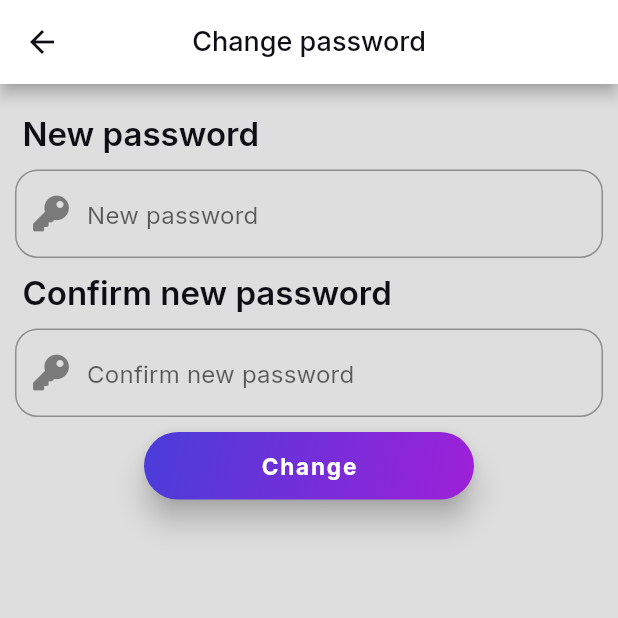
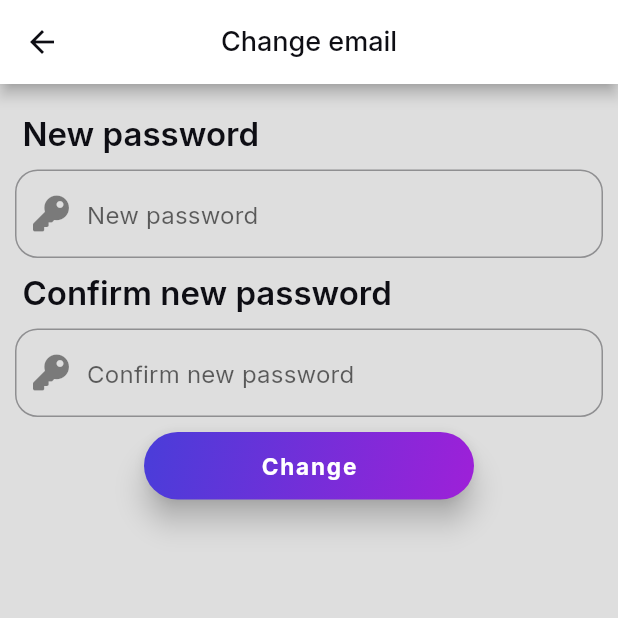
Before and after one commit to ziperjohn/analyzer, a Flutter app: the ChangePassword screen opened directly, on a phone screen of 412 x 824 dp, the top half of it. Run offline on Flutter 3.47's test engine with Material 2 defaults, Android fonts, the phone set to English and light mode, and no system bars; our stand-ins replace another_flushbar, cloud_firestore, firebase_auth, firebase_core, fl_chart, flutter_spinkit and 6 more; accounts and stored records are empty; generated files the repository leaves out were written again; network calls fail.

Commit message:
Added new translation

```diff
--- a/lib/auth/reauthentication_screen.dart
+++ b/lib/auth/reauthentication_screen.dart
@@ -1,3 +1,4 @@
+import 'package:flutter_gen/gen_l10n/app_localizations.dart';
 import 'package:analyzer_app/auth/reauthentication_provider.dart';
 import 'package:analyzer_app/services/auth_service.dart';
 import 'package:analyzer_app/widgets/custom_text_field.dart';
@@ -16,13 +17,14 @@ class ReauthenticationScreen extends StatelessWidget {
     final _reauthenticationProvider = Provider.of<ReauthenticationProvider>(context);
     final _emailController = TextEditingController();
     final _passwordController = TextEditingController();
+    final _locale = AppLocalizations.of(context);
 
     if (_reauthenticationProvider.isReauthenticated) {
       return changePassword ? const ChangePassword() : const ChangeEmail();
     } else {
       return Scaffold(
         appBar: AppBar(
-          title: const Text("Authenticate"),
+          title: Text(_locale!.authenticate),
           centerTitle: true,
         ),
         body: Padding(
@@ -30,19 +32,19 @@ class ReauthenticationScreen extends StatelessWidget {
           child: Column(
             crossAxisAlignment: CrossAxisAlignment.start,
             children: [
-              const TitleList(title: "Email"),
+              TitleList(title: _locale.email),
               CustomTextField(
                 controller: _emailController,
-                hintText: "Email",
+                hintText: _locale.email,
                 isPassword: false,
                 isEmail: true,
                 icon: FontAwesomeIcons.solidEnvelope,
                 autoFocus: false,
               ),
-              const TitleList(title: "Password"),
+              TitleList(title: _locale.password),
               CustomTextField(
                 controller: _passwordController,
-                hintText: "Password",
+                hintText: _locale.password,
                 isPassword: true,
                 isEmail: false,
                 icon: FontAwesomeIcons.key,
@@ -57,7 +59,7 @@ class ReauthenticationScreen extends StatelessWidget {
 
                     _reauthenticationProvider.setIsReauthenticated(isReauthenticated);
                   },
-                  text: "Authenticate",
+                  text: _locale.authenticate,
                   icon: FontAwesomeIcons.signInAlt,
                 ),
               ),
@@ -76,10 +78,11 @@ class ChangeEmail extends StatelessWidget {
   Widget build(BuildContext context) {
     final _emailController = TextEditingController();
     final _reauthenticationProvider = Provider.of<ReauthenticationProvider>(context);
+    final _locale = AppLocalizations.of(context);
 
     return Scaffold(
       appBar: AppBar(
-        title: const Text("Change email"),
+        title: Text(_locale!.change_email),
         centerTitle: true,
         leading: IconButton(
           icon: const Icon(Icons.arrow_back),
@@ -94,10 +97,10 @@ class ChangeEmail extends StatelessWidget {
         child: Column(
           crossAxisAlignment: CrossAxisAlignment.start,
           children: [
-            const TitleList(title: "New email"),
+            TitleList(title: _locale.new_email),
             CustomTextField(
               controller: _emailController,
-              hintText: "New email",
+              hintText: _locale.new_email,
               isPassword: false,
               isEmail: true,
               icon: FontAwesomeIcons.solidEnvelope,
@@ -111,7 +114,7 @@ class ChangeEmail extends StatelessWidget {
                   _reauthenticationProvider.setIsReauthenticated(false);
                   Navigator.pushNamedAndRemoveUntil(context, "/", (route) => false);
                 },
-                text: "Change",
+                text: _locale.change,
               ),
             ),
           ],
@@ -129,10 +132,11 @@ class ChangePassword extends StatelessWidget {
     final _reauthenticationProvider = Provider.of<ReauthenticationProvider>(context);
     final _passwordController = TextEditingController();
     final _confirmPasswordController = TextEditingController();
+    final _locale = AppLocalizations.of(context);
 
     return Scaffold(
       appBar: AppBar(
-        title: const Text("Change password"),
+        title: Text(_locale!.change_email),
         centerTitle: true,
         leading: IconButton(
           icon: const Icon(Icons.arrow_back),
@@ -147,19 +151,19 @@ class ChangePassword extends StatelessWidget {
         child: Column(
           crossAxisAlignment: CrossAxisAlignment.start,
           children: [
-            const TitleList(title: "New password"),
+            TitleList(title: _locale.new_password),
             CustomTextField(
               controller: _passwordController,
-              hintText: "New password",
+              hintText: _locale.new_password,
               isPassword: true,
               isEmail: false,
               icon: FontAwesomeIcons.key,
               autoFocus: false,
             ),
-            const TitleList(title: "Confirm new password"),
+            TitleList(title: _locale.confirm_new_password),
             CustomTextField(
               controller: _confirmPasswordController,
-              hintText: "Confirm new password",
+              hintText: _locale.confirm_new_password,
               isPassword: true,
               isEmail: false,
               icon: FontAwesomeIcons.key,
@@ -177,7 +181,7 @@ class ChangePassword extends StatelessWidget {
                     Navigator.pushNamedAndRemoveUntil(context, "/", (route) => false);
                   }
                 },
-                text: "Change",
+                text: _locale.change,
               ),
             ),
           ],
--- a/lib/localization/app_cs.arb
+++ b/lib/localization/app_cs.arb
@@ -27,7 +27,7 @@
     "name": "Jméno",
     "place": "Místo",
     "data": "Data",
-    "edit": "Editování",
+    "edit": "Editovat",
     "analyzer_ports_status": "Stav portu",
     "otdr_chart": "OTDR graf",
     "my_analyzers": "Moje analyzátory",
@@ -46,5 +46,6 @@
     "welcome_to": "Vítejte v ",
     "remove_analyzer_question": "Opravdu chcete odstranit tento analyzér?",
     "remove_analyzer": "Odstranit analyzér",
-    "create_analyzer": "Vytvořit analyzér"
+    "create_analyzer": "Vytvořit analyzér",
+    "error": "Chyba"
 }
--- a/lib/localization/app_en.arb
+++ b/lib/localization/app_en.arb
@@ -46,5 +46,6 @@
     "welcome_to": "Welcome to ",
     "remove_analyzer_question": "Do you relly want to remove the analyzer?",
     "remove_analyzer": "Remove analyzer",
-    "create_analyzer": "Create analyzer"
+    "create_analyzer": "Create analyzer",
+    "error": "Error"
 }
--- a/lib/navigation/navigation_wrapper.dart
+++ b/lib/navigation/navigation_wrapper.dart
@@ -14,12 +14,12 @@ class NavigationWrapper extends StatelessWidget {
   @override
   Widget build(BuildContext context) {
     final _locale = AppLocalizations.of(context);
+    final _navigationProvider = Provider.of<NavigationProvider>(context);
 
     final _screens = [
       const HomeScreen(),
       const SettingsScreen(),
     ];
-    final _navigationProvider = Provider.of<NavigationProvider>(context);
     return Scaffold(
       body: _screens[_navigationProvider.screenIndex],
       bottomNavigationBar: BottomNavigationBar(
--- a/lib/settings/settings_screen.dart
+++ b/lib/settings/settings_screen.dart
@@ -44,8 +44,7 @@ class SettingsScreen extends StatelessWidget {
                     TitleList(title: _locale.appearance_language),
                     SettingsCard(
                       title: _locale.theme,
-                      //TODO add translation
-                      subtitle: _themeProvider.getThemeToString(),
+                      subtitle: _themeProvider.getThemeToString(_locale),
                       onPressed: () => showThemeBottomSheet(context),
                     ),
                     SettingsCard(
@@ -92,8 +91,7 @@ class SettingsScreen extends StatelessWidget {
                     ),
                     const SizedBox(height: 20),
                     Center(
-                        //TODO add translation with parameter
-                        child: Text("App version: ${snapshot.data}",
+                        child: Text("${_locale.app_version}: ${snapshot.data}",
                             style: Theme.of(context).textTheme.caption)),
                     const SizedBox(height: 20),
                   ],
--- a/lib/widgets/custom_text_field_dialog.dart
+++ b/lib/widgets/custom_text_field_dialog.dart
@@ -1,6 +1,7 @@
 import 'package:analyzer_app/theme/colors.dart';
 import 'package:analyzer_app/widgets/custom_text_field.dart';
 import 'package:flutter/material.dart';
+import 'package:flutter_gen/gen_l10n/app_localizations.dart';
 
 class CustomTextFieldDialog extends StatelessWidget {
   final String title;
@@ -15,6 +16,8 @@ class CustomTextFieldDialog extends StatelessWidget {
   Widget build(BuildContext context) {
     final _textController = TextEditingController();
     final _textTheme = Theme.of(context).textTheme;
+    final _locale = AppLocalizations.of(context);
+
     return Dialog(
       shape: RoundedRectangleBorder(borderRadius: BorderRadius.circular(15)),
       child: Padding(
@@ -40,7 +43,7 @@ class CustomTextFieldDialog extends StatelessWidget {
                 TextButton(
                   onPressed: () => Navigator.pop(context),
                   style: TextButton.styleFrom(primary: secondaryColor),
-                  child: const Text("Cancel"),
+                  child: Text(_locale!.cancel),
                 ),
                 TextButton(
                   onPressed: () => Navigator.of(context).pop(_textController.text),
--- a/lib/widgets/drag_indicator.dart
+++ b/lib/widgets/drag_indicator.dart
@@ -1,6 +1,5 @@
+import 'package:analyzer_app/theme/colors.dart';
 import 'package:flutter/material.dart';
-
-import '../theme/colors.dart';
 
 class DragIndicator extends StatelessWidget {
   const DragIndicator({Key? key}) : super(key: key);
```
Also changed, not shown: lib/analyzer/analyzer_screen.dart (+8 -6 lines), lib/analyzer/data_tab.dart (+5 -2 lines), lib/analyzer/edit_tab.dart (+7 -5 lines), lib/home/analyzer_card.dart (+8 -6 lines), lib/home/home_screen.dart (+6 -7 lines), lib/theme/theme_provider.dart (+6 -5 lines), lib/widgets/custom_alert_dialog.dart (+5 -2 lines).
